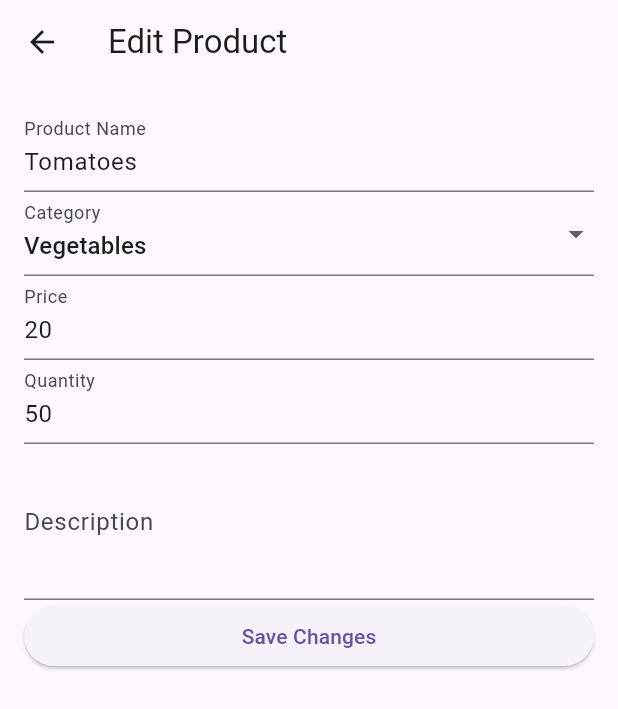
After one commit to sburambekova/FarmersMarket, a Flutter app: the FarmerDashboard screen opened directly, after a tap on "Tomatoes", on a phone screen of 412 x 824 dp. The commit adds this screen. Shown: the top 709 px of the screen. Run offline on Flutter 3.47's test engine with Material 3 defaults, Android fonts, the phone set to English and light mode, and no system bars.

Commit message:
added the ability to edit the product for the farmer

```diff
--- /dev/null
+++ b/lib/screens/edit_product.dart
@@ -0,0 +1,94 @@
+import 'package:flutter/material.dart';
+
+class EditProductPage extends StatefulWidget {
+  final Map<String, dynamic> product;
+  final Function(Map<String, dynamic>) onProductUpdated;
+
+  const EditProductPage({super.key, required this.product, required this.onProductUpdated});
+
+  @override
+  _EditProductPageState createState() => _EditProductPageState();
+}
+
+class _EditProductPageState extends State<EditProductPage> {
+  final _formKey = GlobalKey<FormState>();
+  late String category;
+  late TextEditingController nameController;
+  late TextEditingController priceController;
+  late TextEditingController quantityController;
+  late TextEditingController descriptionController;
+
+  List<String> categories = ['Vegetables', 'Fruits', 'Seeds'];
+
+  @override
+  void initState() {
+    super.initState();
+    nameController = TextEditingController(text: widget.product['name']);
+    priceController = TextEditingController(text: widget.product['price'].toString());
+    quantityController = TextEditingController(text: widget.product['quantity'].toString());
+    descriptionController = TextEditingController(text: widget.product['description'] ?? '');
+    category = widget.product['category'];
+  }
+
+  @override
+  Widget build(BuildContext context) {
+    return Scaffold(
+      appBar: AppBar(title: const Text('Edit Product')),
+      body: Form(
+        key: _formKey,
+        child: ListView(
+          padding: const EdgeInsets.all(16),
+          children: [
+            TextFormField(
+              controller: nameController,
+              decoration: const InputDecoration(labelText: 'Product Name'),
+              validator: (value) => value!.isEmpty ? 'Enter product name' : null,
+            ),
+            DropdownButtonFormField(
+              value: category,
+              items: categories.map((cat) {
+                return DropdownMenuItem(value: cat, child: Text(cat));
+              }).toList(),
+              onChanged: (value) => setState(() => category = value!),
+              decoration: const InputDecoration(labelText: 'Category'),
+            ),
+            TextFormField(
+              controller: priceController,
+              decoration: const InputDecoration(labelText: 'Price'),
+              keyboardType: TextInputType.number,
+              validator: (value) => value!.isEmpty ? 'Enter price' : null,
+            ),
+            TextFormField(
+              controller: quantityController,
+              decoration: const InputDecoration(labelText: 'Quantity'),
+              keyboardType: TextInputType.number,
+              validator: (value) => value!.isEmpty ? 'Enter quantity' : null,
+            ),
+            TextFormField(
+              controller: descriptionController,
+              decoration: const InputDecoration(labelText: 'Description'),
+              maxLines: 3,
+            ),
+            ElevatedButton(
+              onPressed: () {
+                if (_formKey.currentState!.validate()) {
+                  final updatedProduct = {
+                    'name': nameController.text,
+                    'category': category,
+                    'price': int.parse(priceController.text),
+                    'quantity': int.parse(quantityController.text),
+                    'description': descriptionController.text,
+                    'status': widget.product['status'], // Keep the existing status
+                  };
+                  widget.onProductUpdated(updatedProduct); // Call the callback
+                  Navigator.pop(context); // Go back to the dashboard
+                }
+              },
+              child: const Text('Save Changes'),
+            ),
+          ],
+        ),
+      ),
+    );
+  }
+}
--- a/lib/screens/farmer.dart
+++ b/lib/screens/farmer.dart
@@ -1,5 +1,6 @@
 import 'package:flutter/material.dart';
 import 'add_product.dart';
+import 'edit_product.dart';
 
 class FarmerDashboard extends StatefulWidget {
   const FarmerDashboard({super.key});
@@ -26,6 +27,21 @@ class _FarmerDashboardState extends State<FarmerDashboard> {
             title: Text(product['name']),
             subtitle: Text('Category: ${product['category']} | Quantity: ${product['quantity']}'),
             trailing: Text('\$${product['price']}'),
+            onTap: () {
+              Navigator.push(
+                context,
+                MaterialPageRoute(
+                  builder: (context) => EditProductPage(
+                    product: product,
+                    onProductUpdated: (updatedProduct) {
+                      setState(() {
+                        products[index] = updatedProduct; // Update the product in the list
+                      });
+                    },
+                  ),
+                ),
+              );
+            },
           );
         },
       ),
```
